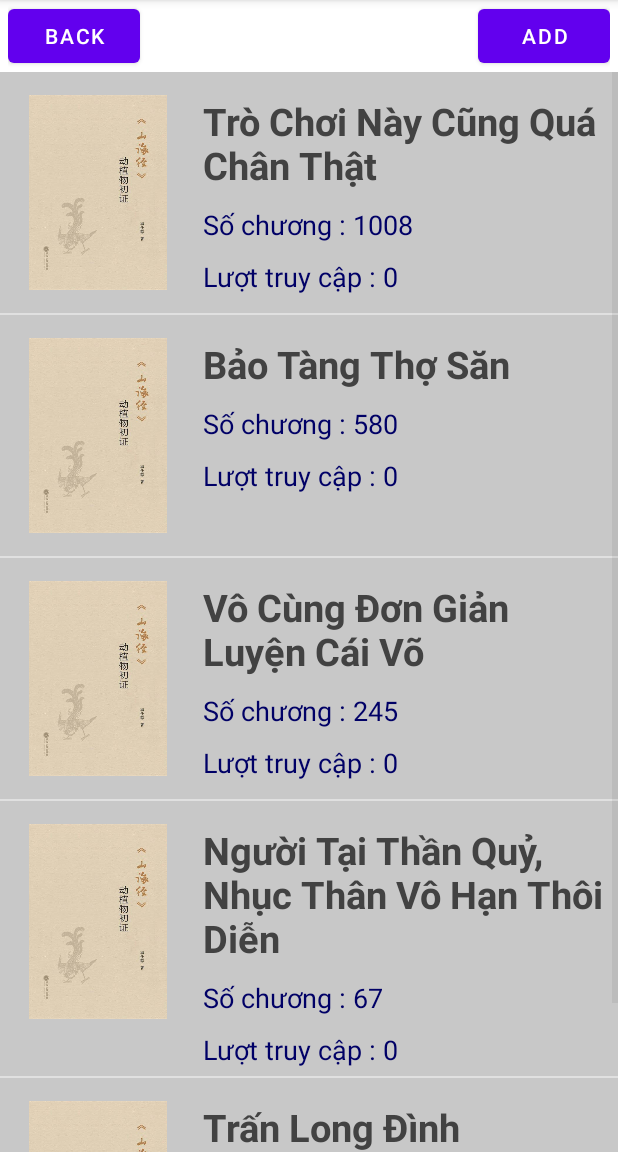
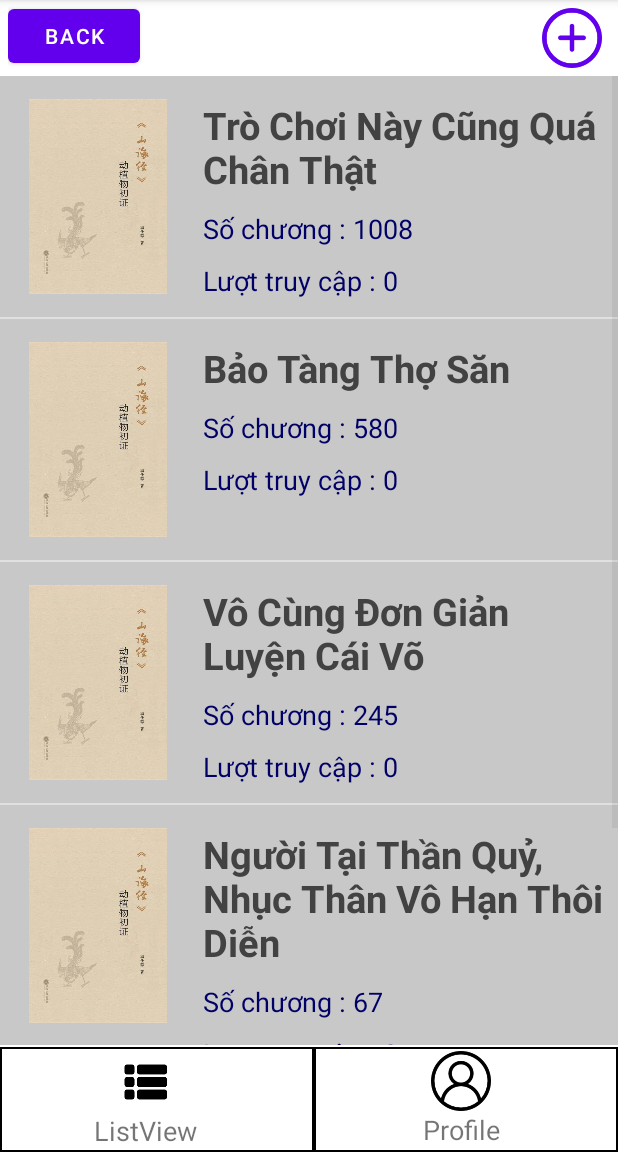
Before and after one commit to TranDinhViet01/T-o-app-t-ng-h-p, an Android app: the ListViewDS screen opened directly, with no data from a screen before it, on a phone screen of 412 x 824 dp, the part 84-1236 px from its top. Run offline under Robolectric (Android 15) with nearby library versions, the phone set to English and light mode, and no system bars.

Commit message:
Lan Cuoi Commit

```diff
--- a/GiuaKi/app/src/main/java/com/example/giuaki/ListViewDS.java
+++ b/GiuaKi/app/src/main/java/com/example/giuaki/ListViewDS.java
@@ -25,6 +25,7 @@ public class ListViewDS extends AppCompatActivity {
     Button Back;
     Button Add;
     Button AddTruyen;
+    int stop = 0;
     @SuppressLint("MissingInflatedId")
     @Override
     protected void onCreate(Bundle savedInstanceState) {
@@ -43,9 +44,29 @@ public class ListViewDS extends AppCompatActivity {
         ArrayTruyen.add(new Truyen( R.drawable.items,"Trấn Long Đình","849","0"));
         adapter = new AdapterTruyen(ListViewDS.this, R.layout.activity_items, ArrayTruyen);
         lv.setAdapter(adapter);
+        View dk = findViewById(R.id.btn_Profile);
+        dk.setOnClickListener(new View.OnClickListener() {
+            @Override
+            public void onClick(View view) {
+                Intent intent = new Intent(ListViewDS.this, Profile.class);
+                startActivity(intent);
+            }
+        });
+        lv.setOnItemClickListener(new AdapterView.OnItemClickListener() {
+            @Override
+            public void onItemClick(AdapterView<?> adapterView, View view, int i, long l) {
+                if(stop == 0) {
+                    Intent intent = new Intent(ListViewDS.this, TaoTruyen.class);
+                    startActivity(intent);
+                }
+                else
+                    stop = 0;
+            }
+        });
         lv.setOnItemLongClickListener(new AdapterView.OnItemLongClickListener() {
             @Override
             public boolean onItemLongClick(AdapterView<?> adapterView, View view, int i, long l) {
+                stop = 1;
                 AlertDialog.Builder alertDialog = new AlertDialog.Builder(ListViewDS.this);
                 alertDialog.setTitle("Thông Báo!");
                 alertDialog.setMessage("Bạn có chắc chắn muốn xóa Items này?");
@@ -92,12 +113,7 @@ public class ListViewDS extends AppCompatActivity {
                 adapter.notifyDataSetChanged();
             }
         });
-        lv.setOnItemClickListener(new AdapterView.OnItemClickListener() {
-            @Override
-            public void onItemClick(AdapterView<?> adapterView, View view, int i, long l) {
-                Intent intent = new Intent(ListViewDS.this, TaoTruyen.class);
-                startActivity(intent);
-            }
-        });
+
+
     }
 }
--- /dev/null
+++ b/GiuaKi/app/src/main/res/drawable-v24/vien.xml
@@ -0,0 +1,8 @@
+<?xml version="1.0" encoding="utf-8"?>
+<shape xmlns:android="http://schemas.android.com/apk/res/android">
+    <stroke
+        android:width="1dp"
+        android:color="@color/black" />
+    <solid
+        android:color="@color/white" />
+</shape>
--- a/GiuaKi/app/src/main/res/layout/activity_list_view.xml
+++ b/GiuaKi/app/src/main/res/layout/activity_list_view.xml
@@ -4,15 +4,16 @@
     xmlns:tools="http://schemas.android.com/tools"
     android:layout_width="match_parent"
     android:layout_height="match_parent"
-    tools:context=".ListViewDS">
+    tools:context=".ListViewDS" >
         <LinearLayout
+            android:id="@+id/layout1"
             android:layout_width="match_parent"
             android:layout_height="wrap_content"
+            android:layout_marginBottom="71dp"
             android:orientation="vertical">
-                <LinearLayout
+                <RelativeLayout
                     android:layout_width="match_parent"
                     android:layout_height="wrap_content"
-                    android:orientation="horizontal"
                     android:paddingLeft="5dp"
                     android:paddingRight="5dp">
                         <Button
@@ -21,18 +22,18 @@
                             android:layout_height="wrap_content"
                             android:text="Back"/>
                         <LinearLayout
-                            android:layout_width="match_parent"
+                            android:layout_width="wrap_content"
                             android:layout_height="wrap_content"
                             android:orientation="horizontal"
-                            android:gravity="right|center"
-                            >
+                            android:layout_alignParentRight="true" >
                                 <Button
+                                    android:layout_margin="5dp"
                                     android:id="@+id/btn_Add"
-                                    android:layout_width="wrap_content"
-                                    android:layout_height="wrap_content"
-                                    android:text="Add" />
+                                    android:layout_width="40dp"
+                                    android:layout_height="40dp"
+                                    android:background="@drawable/them"/>
                         </LinearLayout>
-                </LinearLayout>
+                </RelativeLayout>
                 <LinearLayout
                     android:id="@+id/Add"
                     android:visibility="gone"
@@ -54,7 +55,60 @@
                 </LinearLayout>
                 <ListView
                     android:layout_width="match_parent"
+                    android:layout_height="wrap_content"
+                    android:id="@+id/listview"
+                    />
+        </LinearLayout>
+        <RelativeLayout
+            android:layout_width="match_parent"
+            android:layout_height="70dp"
+            android:layout_alignParentBottom="true">
+                <LinearLayout
+                    android:layout_width="match_parent"
                     android:layout_height="match_parent"
-                    android:id="@+id/listview" />
-        </LinearLayout>
+                    android:gravity="center"
+                    >
+                        <RelativeLayout
+                            android:id="@+id/btn_ListView"
+                            android:layout_weight="1"
+                            android:layout_width="wrap_content"
+                            android:layout_height="match_parent"
+                            android:gravity="center"
+                            android:background="@drawable/vien">
+                                <ImageView
+                                    android:id="@+id/imagesV"
+                                    android:layout_width="40dp"
+                                    android:layout_height="40dp"
+                                    android:src="@drawable/listview"
+                                    android:layout_marginTop="2dp"/>
+                                <TextView
+                                    android:layout_below="@+id/imagesV"
+                                    android:layout_width="wrap_content"
+                                    android:layout_height="wrap_content"
+                                    android:text="ListView"
+                                    android:layout_marginLeft="-15dp"
+                                    android:textSize="18dp"/>
+                        </RelativeLayout>
+                        <RelativeLayout
+                            android:id="@+id/btn_Profile"
+                            android:layout_weight="1"
+                            android:layout_width="wrap_content"
+                            android:layout_height="match_parent"
+                            android:gravity="center"
+                            android:background="@drawable/vien">
+                                <ImageView
+                                    android:id="@+id/imagesP"
+                                    android:layout_width="40dp"
+                                    android:layout_height="40dp"
+                                    android:src="@drawable/imagesuser" />
+                                <TextView
+                                    android:layout_below="@+id/imagesP"
+                                    android:layout_width="wrap_content"
+                                    android:layout_height="wrap_content"
+                                    android:text="Profile"
+                                    android:layout_marginLeft="-5dp"
+                                    android:textSize="18dp"/>
+                        </RelativeLayout>
+                </LinearLayout>
+        </RelativeLayout>
 </RelativeLayout>
--- a/GiuaKi/app/src/main/res/layout/activity_sigh_up.xml
+++ b/GiuaKi/app/src/main/res/layout/activity_sigh_up.xml
@@ -26,7 +26,6 @@
             android:id="@+id/txt_signup_user"
             android:layout_width="wrap_content"
             android:layout_height="wrap_content"
-            android:layout_marginBottom="10dp"
             android:ems="15"
             android:hint="Tên đăng nhập"
             android:textSize="20dp" />
```
Also changed, not shown: GiuaKi/app/src/main/java/com/example/giuaki/TaoTruyen.java (+5 -2 lines), GiuaKi/app/src/main/java/com/example/giuaki/TrangChu.java (+17 -15 lines), GiuaKi/app/src/main/res/layout/activity_tao_truyen.xml (+29 -6 lines), GiuaKi/app/src/main/res/layout/activity_trang_chu.xml (+59 -31 lines), GiuaKi/app/src/main/res/drawable-v24/listview.png (added).
